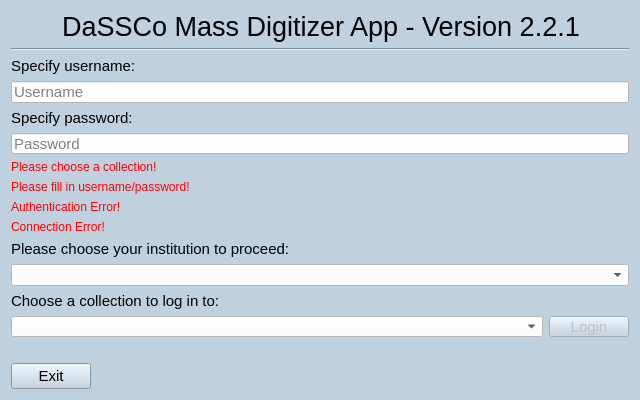
Above: MassDigitizer/ui/homescreen.ui from NHMDenmark/Mass-Digitizer before the change. Below: the same form after it.
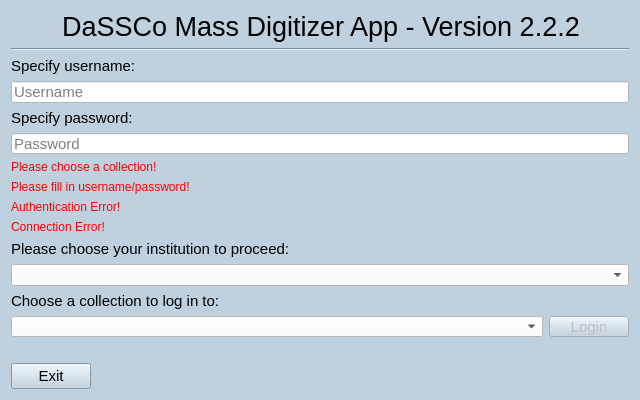
That is the form after the change.

```diff
--- a/MassDigitizer/ui/homescreen.ui
+++ b/MassDigitizer/ui/homescreen.ui
@@ -61,7 +61,7 @@
       </font>
      </property>
      <property name="text">
-      <string>DaSSCo Mass Digitizer App - Version 2.2.1</string>
+      <string>DaSSCo Mass Digitizer App - Version 2.2.2</string>
      </property>
      <property name="alignment">
       <set>Qt::AlignmentFlag::AlignCenter</set>
```
